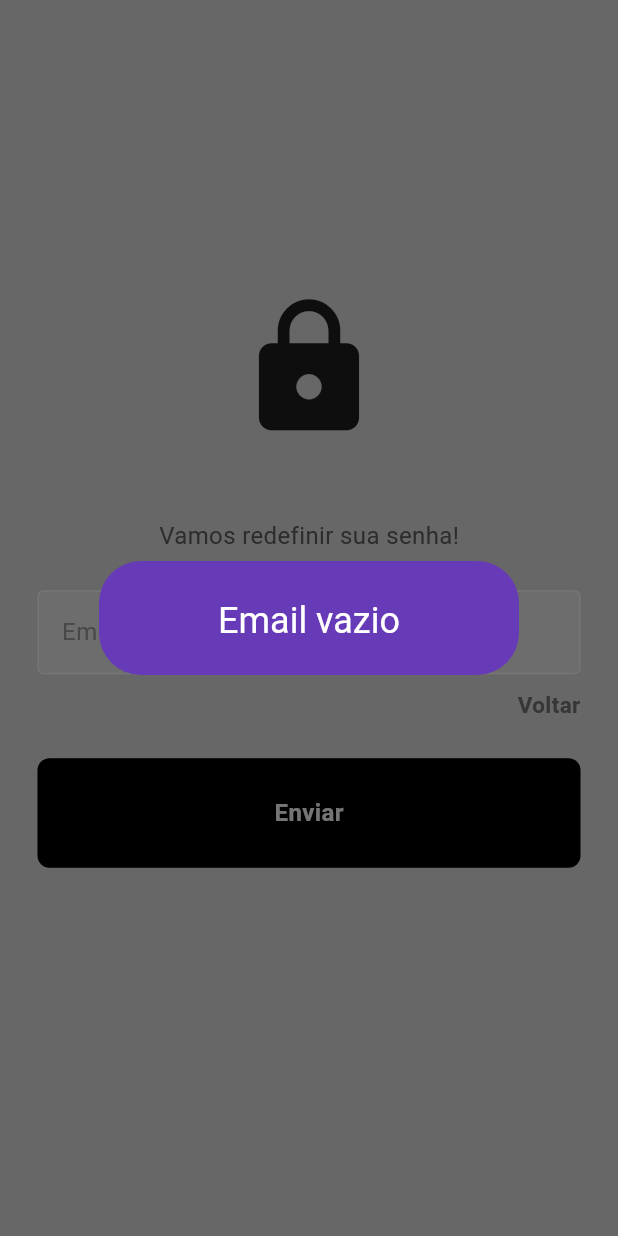
After one commit to Alemack71/desafio, a Flutter app: the ResetPassword screen opened by its route, after a tap on "Voltar", after a tap on "Esqueceu a senha?", after a tap on "Enviar", on a phone screen of 412 x 824 dp. The commit adds this screen. Run offline on Flutter 3.47's test engine with Material 3 defaults, Android fonts, the phone set to English and light mode, and no system bars; our stand-ins replace firebase_auth, firebase_core, geolocator, google_sign_in; accounts and stored records are empty; network calls fail.

Commit message:
Adicionando tela de redefinir senha

```diff
--- a/lib/pages/login_page.dart
+++ b/lib/pages/login_page.dart
@@ -163,9 +163,16 @@ class _LoginPageState extends State<LoginPage> {
                   child: Row(
                     mainAxisAlignment: MainAxisAlignment.end,
                     children: [
-                      Text(
-                        'Esqueceu a senha?',
-                        style: TextStyle(color: Colors.grey[600]),
+                      GestureDetector(
+                        onTap:
+                            () => Navigator.pushReplacementNamed(
+                              context,
+                              MyRoutes.resetpassword,
+                            ),
+                        child: Text(
+                          "Esqueceu a senha?",
+                          style: TextStyle(color: Colors.grey[600]),
+                        ),
                       ),
                     ],
                   ),
--- /dev/null
+++ b/lib/pages/reset_password.dart
@@ -0,0 +1,190 @@
+import 'package:desafio/components/my_button.dart';
+import 'package:firebase_auth/firebase_auth.dart';
+import 'package:flutter/material.dart';
+import 'package:desafio/components/my_input.dart';
+import '../routers/routes.dart';
+
+class ResetPassword extends StatefulWidget {
+  const ResetPassword({super.key});
+
+  @override
+  State<ResetPassword> createState() => _ResetPasswordState();
+}
+
+class _ResetPasswordState extends State<ResetPassword> {
+  //Text editing controllers
+  final emailController = TextEditingController();
+
+  final passwordController = TextEditingController();
+
+  bool loading = false;
+
+  void _showDialog(BuildContext context) {
+    showDialog(
+      context: context,
+      barrierDismissible: false,
+      builder: (context) {
+        return const Center(child: CircularProgressIndicator());
+      },
+    );
+  }
+
+  void _resetPassword() async {
+    final currentContext = context;
+
+    if (emailController.text.isEmpty) {
+      showErrorMessage('Email vazio');
+      return;
+    }
+
+    //Mostrando carregando
+    _showDialog(currentContext);
+
+    try {
+      await FirebaseAuth.instance.sendPasswordResetEmail(
+        email: emailController.text,
+      );
+
+      if (currentContext.mounted) {
+        // Fecha o loading dialog
+        Navigator.pop(currentContext);
+      }
+
+      // Mostra mensagem de sucesso
+      showSuccessMessage();
+    } on FirebaseAuthException catch (e) {
+      if (currentContext.mounted) {
+        // Fecha o loading dialog
+        Navigator.pop(currentContext);
+      }
+
+      showErrorMessage(e.code);
+    }
+  }
+
+  void showSuccessMessage() {
+    showDialog(
+      context: context,
+      builder: (context) {
+        return AlertDialog(
+          backgroundColor: Colors.deepPurple,
+          title: const Center(
+            child: Text(
+              'Verifique seu email',
+              style: TextStyle(color: Colors.white),
+            ),
+          ),
+          content: Text(
+            'Se o email fornecido estiver cadastrado em nosso sistema, você receberá um link para redefinir sua senha em breve.',
+            style: const TextStyle(color: Colors.white),
+          ),
+          actions: [
+            TextButton(
+              onPressed: () {
+                Navigator.of(context).pop();
+                Navigator.pushReplacementNamed(context, MyRoutes.login);
+              },
+              child: const Text('OK', style: TextStyle(color: Colors.white)),
+            ),
+          ],
+        );
+      },
+    );
+  }
+
+  void showErrorMessage(String code) {
+    String errorMessage;
+
+    if (code == 'invalid-email') {
+      errorMessage = 'Email inválido.';
+    } else {
+      errorMessage = '$code';
+    }
+
+    showDialog(
+      context: context,
+      builder: (context) {
+        return AlertDialog(
+          backgroundColor: Colors.deepPurple,
+          title: Center(
+            child: Text(
+              errorMessage,
+              style: const TextStyle(color: Colors.white),
+            ),
+          ),
+        );
+      },
+    );
+  }
+
+  @override
+  Widget build(BuildContext context) {
+    return Scaffold(
+      backgroundColor: Colors.grey[300],
+      body: SafeArea(
+        child: Center(
+          child: SingleChildScrollView(
+            child: Column(
+              mainAxisAlignment: MainAxisAlignment.center,
+              children: [
+                //Logo
+                const Icon(Icons.lock, size: 100),
+
+                const SizedBox(height: 50),
+
+                //Welcome back
+                Text(
+                  'Vamos redefinir sua senha!',
+                  style: TextStyle(color: Colors.grey[700], fontSize: 16),
+                ),
+
+                const SizedBox(height: 25),
+
+                //Username input
+                MyInput(
+                  controller: emailController,
+                  hintText: "Email",
+                  obscureText: false,
+                ),
+
+                const SizedBox(height: 10),
+
+                //Forgot password?
+                Padding(
+                  padding: const EdgeInsets.symmetric(horizontal: 25.0),
+                  child: Row(
+                    mainAxisAlignment: MainAxisAlignment.end,
+                    children: [
+                      GestureDetector(
+                        onTap:
+                            () => Navigator.pushReplacementNamed(
+                              context,
+                              MyRoutes.login,
+                            ),
+                        child: Text(
+                          "Voltar",
+                          style: TextStyle(
+                            color: Colors.grey[600],
+                            fontWeight: FontWeight.bold,
+                            fontSize: 15,
+                          ),
+                        ),
+                      ),
+                    ],
+                  ),
+                ),
+
+                const SizedBox(height: 25),
+
+                //Botão para enviar requisição de resetar
+                MyButton(onTap: _resetPassword, text: "Enviar"),
+
+                const SizedBox(height: 50),
+              ],
+            ),
+          ),
+        ),
+      ),
+    );
+  }
+}
--- a/lib/routers/routes.dart
+++ b/lib/routers/routes.dart
@@ -3,8 +3,8 @@ import 'package:desafio/pages/home_page.dart';
 import 'package:desafio/pages/login_page.dart';
 import 'package:desafio/pages/chatbot_page.dart';
 import 'package:desafio/pages/register_page.dart';
+import 'package:desafio/pages/reset_password.dart';
 import 'package:flutter/material.dart';
-import 'package:flutter/widgets.dart';
 
 class MyRoutes {
   static const String home = '/';
@@ -13,6 +13,7 @@ class MyRoutes {
   static const String register = '/register';
   static const String chatbot = '/chatbot';
   static const String carselection = '/carselection';
+  static const String resetpassword = '/resetpassword';
 
   static Route<dynamic> generateRoute(RouteSettings settings) {
     switch (settings.name) {
@@ -22,6 +23,8 @@ class MyRoutes {
         return MaterialPageRoute(builder: (_) => LoginPage());
       case register:
         return MaterialPageRoute(builder: (_) => RegisterPage());
+      case resetpassword:
+        return MaterialPageRoute(builder: (_) => ResetPassword());
       case carselection:
         return MaterialPageRoute(builder: (_) => const HomePage());
       case chatbot:
```
